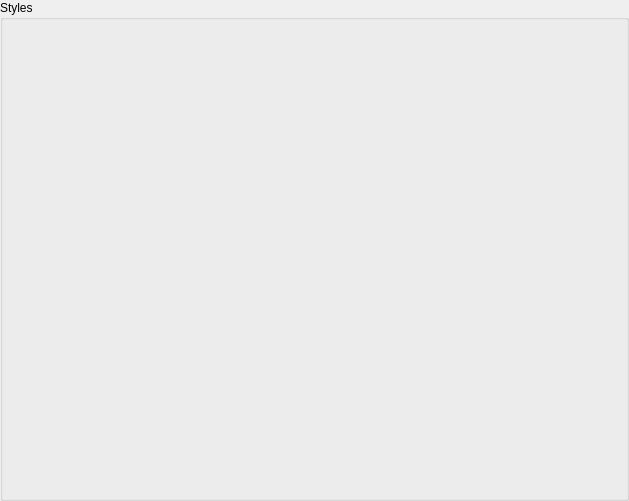
Before: the Qt Designer form qquake/ui/qquake_options.ui in INGV/qquake, drawn with Qt 5.
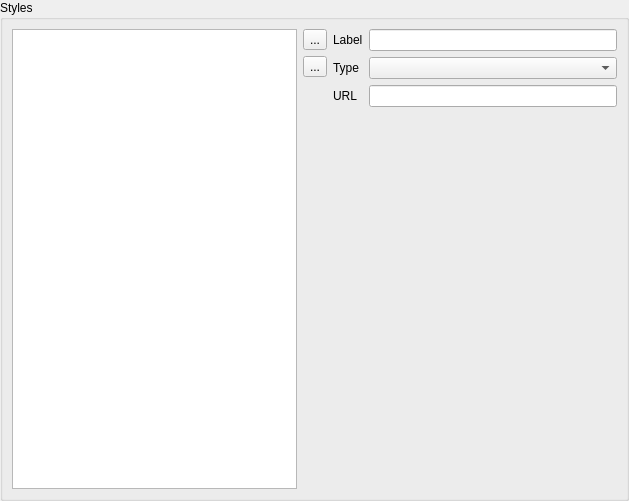
After: the same form once the commit is applied.

Commit message: Allow custom user styles to be defined in options

```diff
--- a/qquake/ui/qquake_options.ui
+++ b/qquake/ui/qquake_options.ui
@@ -31,6 +31,89 @@
      <property name="title">
       <string>Styles</string>
      </property>
+     <layout class="QGridLayout" name="gridLayout_2">
+      <item row="0" column="2">
+       <layout class="QGridLayout" name="gridLayout">
+        <item row="0" column="0">
+         <widget class="QLabel" name="label">
+          <property name="text">
+           <string>Label</string>
+          </property>
+         </widget>
+        </item>
+        <item row="0" column="1">
+         <widget class="QLineEdit" name="style_label_edit"/>
+        </item>
+        <item row="1" column="0">
+         <widget class="QLabel" name="label_2">
+          <property name="text">
+           <string>Type</string>
+          </property>
+         </widget>
+        </item>
+        <item row="1" column="1">
+         <widget class="QComboBox" name="style_type_combo"/>
+        </item>
+        <item row="2" column="0">
+         <widget class="QLabel" name="label_3">
+          <property name="text">
+           <string>URL</string>
+          </property>
+         </widget>
+        </item>
+        <item row="2" column="1">
+         <widget class="QLineEdit" name="style_url_edit"/>
+        </item>
+       </layout>
+      </item>
+      <item row="1" column="2">
+       <spacer name="verticalSpacer_2">
+        <property name="orientation">
+         <enum>Qt::Vertical</enum>
+        </property>
+        <property name="sizeHint" stdset="0">
+         <size>
+          <width>20</width>
+          <height>40</height>
+         </size>
+        </property>
+       </spacer>
+      </item>
+      <item row="0" column="0" rowspan="2">
+       <widget class="QListWidget" name="styles_list"/>
+      </item>
+      <item row="0" column="1" rowspan="2">
+       <layout class="QVBoxLayout" name="verticalLayout_2">
+        <item>
+         <widget class="QToolButton" name="button_add_style">
+          <property name="text">
+           <string>...</string>
+          </property>
+         </widget>
+        </item>
+        <item>
+         <widget class="QToolButton" name="button_remove_style">
+          <property name="text">
+           <string>...</string>
+          </property>
+         </widget>
+        </item>
+        <item>
+         <spacer name="verticalSpacer">
+          <property name="orientation">
+           <enum>Qt::Vertical</enum>
+          </property>
+          <property name="sizeHint" stdset="0">
+           <size>
+            <width>20</width>
+            <height>40</height>
+           </size>
+          </property>
+         </spacer>
+        </item>
+       </layout>
+      </item>
+     </layout>
     </widget>
    </item>
   </layout>
```
The commit also changes 5 other files.
